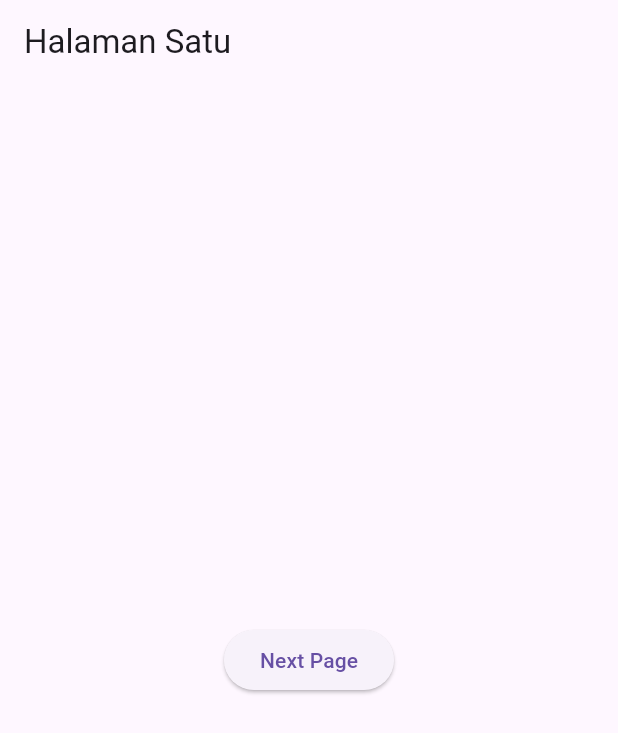
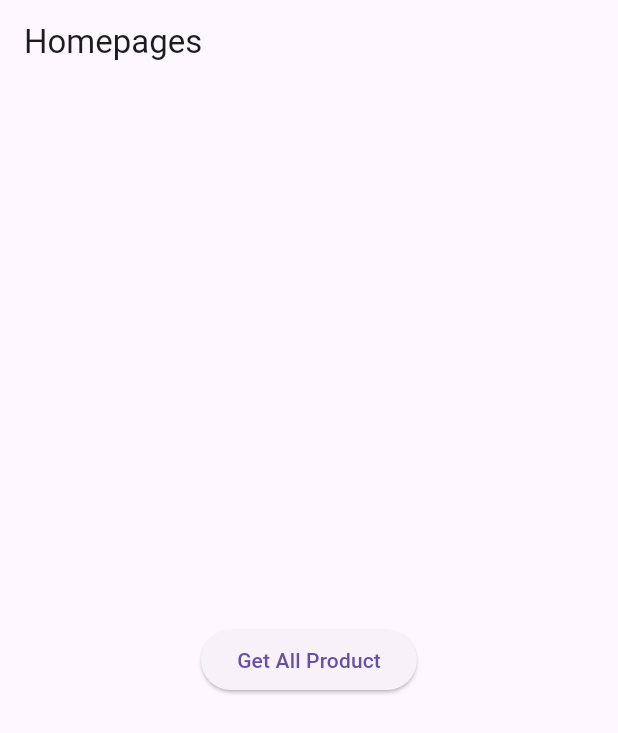
Before and after one commit to agungpens/flutter_getx_tutorial, a Flutter app: the screen it shows after launch, on a phone screen of 412 x 824 dp. Shown: the top 733 px of the screen. Run offline on Flutter 3.47's test engine with Material 3 defaults, Android fonts, the phone set to English and light mode, and no system bars; our stand-ins replace get.

Commit message:
getx-dynamic url

```diff
--- a/lib/main.dart
+++ b/lib/main.dart
@@ -1,5 +1,5 @@
 import 'package:flutter/material.dart';
-import 'package:getx_tutorial/pages/page_1.dart';
+import 'package:getx_tutorial/pages/homepage.dart';
 import 'package:get/get.dart';
 import 'package:getx_tutorial/routes/route.dart';
 
@@ -11,7 +11,7 @@ class MyApp extends StatelessWidget {
   @override
   Widget build(BuildContext context) {
     return GetMaterialApp(
-      home: PageSatu(),
+      home: HomePages(),
       getPages: AppRoutePage.pages,
     );
   }
--- /dev/null
+++ b/lib/pages/homepage.dart
@@ -0,0 +1,24 @@
+import 'package:flutter/material.dart';
+import 'package:get/get.dart';
+import 'package:getx_tutorial/routes/routes_name.dart';
+
+class HomePages extends StatelessWidget {
+  @override
+  Widget build(BuildContext context) {
+    return Scaffold(
+      appBar: AppBar(title: Text('Homepages')),
+      body: Center(
+        child: Column(
+          mainAxisAlignment: MainAxisAlignment.center,
+          children: [
+            ElevatedButton(
+                onPressed: () => {
+                      Get.toNamed(RouteName.product) // push replacement
+                    },
+                child: Text('Get All Product')),
+          ],
+        ),
+      ),
+    );
+  }
+}
--- /dev/null
+++ b/lib/pages/product/detail.dart
@@ -0,0 +1,20 @@
+import 'package:flutter/material.dart';
+import 'package:get/get.dart';
+
+class DetailProduct extends StatelessWidget {
+  @override
+  Widget build(BuildContext context) {
+    return Scaffold(
+      appBar: AppBar(title: Text('Detail Product')),
+      body: Center(
+        child: Column(
+          mainAxisAlignment: MainAxisAlignment.center,
+          children: [
+            Text("ID : ${Get.parameters['id']}"),
+            Text("Nama Barang : ${Get.parameters['nama']}"),
+          ],
+        ),
+      ),
+    );
+  }
+}
--- /dev/null
+++ b/lib/pages/product/index.dart
@@ -0,0 +1,34 @@
+import 'package:flutter/material.dart';
+import 'package:get/get.dart';
+import 'package:getx_tutorial/routes/routes_name.dart';
+
+class Product extends StatelessWidget {
+  @override
+  Widget build(BuildContext context) {
+    return Scaffold(
+      appBar: AppBar(title: Text('Product')),
+      body: Center(
+        child: Column(
+          mainAxisAlignment: MainAxisAlignment.center,
+          children: [
+            ElevatedButton(
+              onPressed: () =>
+                  {Get.toNamed(RouteName.product + '/1?nama=Barang 1')},
+              child: Text('Product 1'),
+            ),
+            ElevatedButton(
+              onPressed: () =>
+                  {Get.toNamed(RouteName.product + '/2?nama=Barang 2')},
+              child: Text('Product 2'),
+            ),
+            ElevatedButton(
+              onPressed: () =>
+                  {Get.toNamed(RouteName.product + '/3?nama=Barang 3')},
+              child: Text('Product 3'),
+            ),
+          ],
+        ),
+      ),
+    );
+  }
+}
--- a/lib/routes/route.dart
+++ b/lib/routes/route.dart
@@ -1,8 +1,11 @@
 import 'package:get/get.dart';
+import 'package:getx_tutorial/pages/homepage.dart';
 import 'package:getx_tutorial/pages/page_1.dart';
 import 'package:getx_tutorial/pages/page_2.dart';
 import 'package:getx_tutorial/pages/page_3.dart';
 import 'package:getx_tutorial/pages/page_4.dart';
+import 'package:getx_tutorial/pages/product/detail.dart';
+import 'package:getx_tutorial/pages/product/index.dart';
 import 'package:getx_tutorial/routes/routes_name.dart';
 
 class AppRoutePage {
@@ -23,5 +26,19 @@ class AppRoutePage {
       name: RouteName.page_4,
       page: () => PageEmpat(),
     ),
+    // HOME
+    GetPage(
+      name: RouteName.home,
+      page: () => HomePages(),
+    ),
+    // PRODUCT
+    GetPage(
+      name: RouteName.product,
+      page: () => Product(),
+    ),
+    GetPage(
+      name: RouteName.product + '/:id?',
+      page: () => DetailProduct(),
+    ),
   ];
 }
--- a/lib/routes/routes_name.dart
+++ b/lib/routes/routes_name.dart
@@ -3,4 +3,7 @@ abstract class RouteName {
   static const page_2 = '/page-2';
   static const page_3 = '/page-3';
   static const page_4 = '/page-4';
+
+  static const home = '/';
+  static const product = '/product';
 }
```
